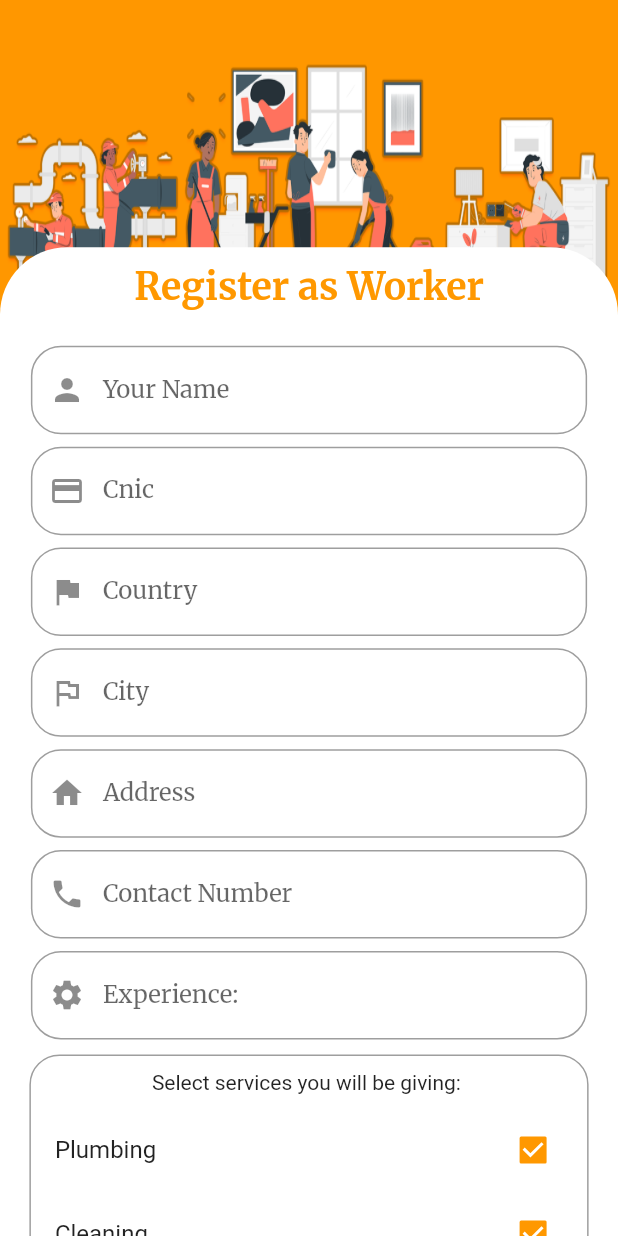
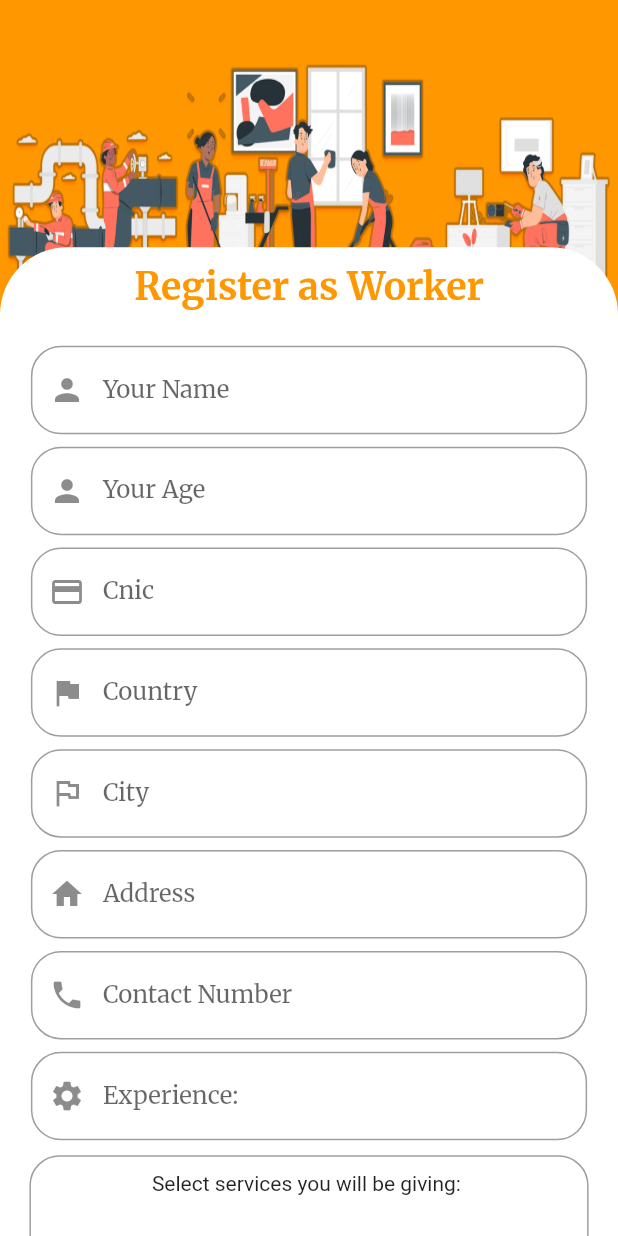
Before and after one commit to RSoft456/WorkersInn, a Flutter app: the WorkerRegistration screen opened directly, on a phone screen of 412 x 824 dp. Run offline on Flutter 3.47's test engine with Material 2 defaults, Android fonts, the light colour scheme and no system bars; our stand-ins replace circular_countdown_timer, cloud_firestore, firebase_auth, firebase_core, font_awesome_flutter, google_fonts and 5 more; accounts and stored records are empty.

Commit message:
Final commit

```diff
--- a/lib/workerModule/WorkerRegistration.dart
+++ b/lib/workerModule/WorkerRegistration.dart
@@ -22,6 +22,8 @@ class _WorkerRegistrationState extends State<WorkerRegistration> {
   TextEditingController cityController = TextEditingController();
   TextEditingController addressController = TextEditingController();
   TextEditingController numberController = TextEditingController();
+  TextEditingController ageController = TextEditingController();
+  TextEditingController descriptionController = TextEditingController();
 
   @override
   Widget build(BuildContext context) {
@@ -102,6 +104,33 @@ class _WorkerRegistrationState extends State<WorkerRegistration> {
                         SizedBox(
                           width: MediaQuery.of(context).size.width * 0.9,
                           child: TextFormField(
+                            validator: (value) {
+                              if (value!.isEmpty) {
+                                return "Enter a valid age";
+                              }
+                              return null;
+                            },
+                            controller: ageController,
+                            keyboardType: TextInputType.number,
+                            decoration: InputDecoration(
+                              prefixIcon: const Icon(Icons.person),
+                              label: Text("Your Age",
+                                  style: GoogleFonts.merriweather()),
+                              border: const OutlineInputBorder(
+                                borderRadius: BorderRadius.all(
+                                  Radius.circular(20),
+                                ),
+                              ),
+                            ),
+                          ),
+                        ),
+                        SizedBox(
+                          height: MediaQuery.of(context).size.height * 0.01,
+                        ),
+                        SizedBox(
+                          width: MediaQuery.of(context).size.width * 0.9,
+                          child: TextFormField(
+                            keyboardType: TextInputType.number,
                             validator: (value) {
                               if (value!.isEmpty) {
                                 return "Please enter a valid cnic";
@@ -202,6 +231,7 @@ class _WorkerRegistrationState extends State<WorkerRegistration> {
                         SizedBox(
                           width: MediaQuery.of(context).size.width * 0.9,
                           child: TextFormField(
+                            keyboardType: TextInputType.number,
                             validator: (value) {
                               if (value!.isEmpty) {
                                 return "Please enter your contact number";
@@ -227,6 +257,7 @@ class _WorkerRegistrationState extends State<WorkerRegistration> {
                         SizedBox(
                           width: MediaQuery.of(context).size.width * 0.9,
                           child: TextFormField(
+                            controller: descriptionController,
                             decoration: InputDecoration(
                               prefixIcon: const Icon(Icons.settings),
                               label: Text("Experience:",
@@ -325,9 +356,13 @@ class _WorkerRegistrationState extends State<WorkerRegistration> {
                                   "isWorker": true,
                                   "number": numberController.text,
                                   "service": service,
+                                  "age": ageController.text,
+                                  "description": descriptionController.text,
+                                }).then((value) {
+                                  Navigator.of(context).pop();
                                 });
                               }
-                              Navigator.of(context).pop();
+
                               // Navigator.of(context).push(MaterialPageRoute(
                               //     builder: (context) => const Verification()));
                             },
```
Also changed, not shown: lib/Screens/worker_request_listview.dart (+4 -5 lines).
